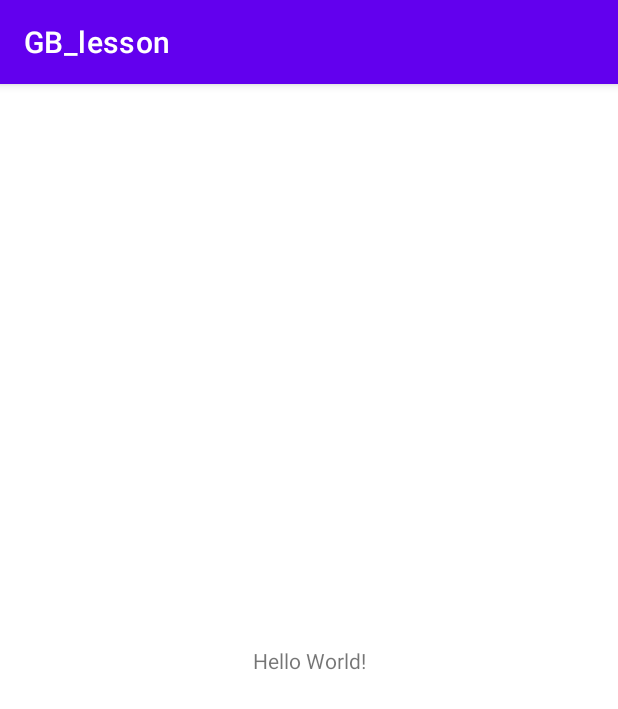
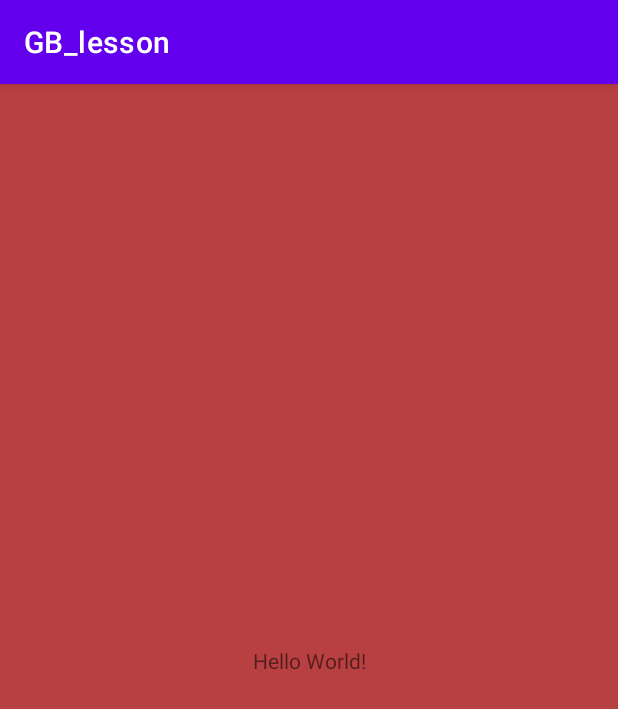
Before and after one commit to OlegOsenov/Git_GB_lesson, an Android app: the screen it shows after launch (MainActivity), on a phone screen of 412 x 824 dp. Shown: the top 709 px of the screen. Run offline under Robolectric (Android 15) with nearby library versions, the phone set to English and light mode, and no system bars.

Commit message:
Change background color

```diff
--- a/app/src/main/res/layout/activity_main.xml
+++ b/app/src/main/res/layout/activity_main.xml
@@ -4,6 +4,7 @@
     xmlns:tools="http://schemas.android.com/tools"
     android:layout_width="match_parent"
     android:layout_height="match_parent"
+    android:background="#B84040"
     tools:context=".MainActivity">
 
     <TextView
```
